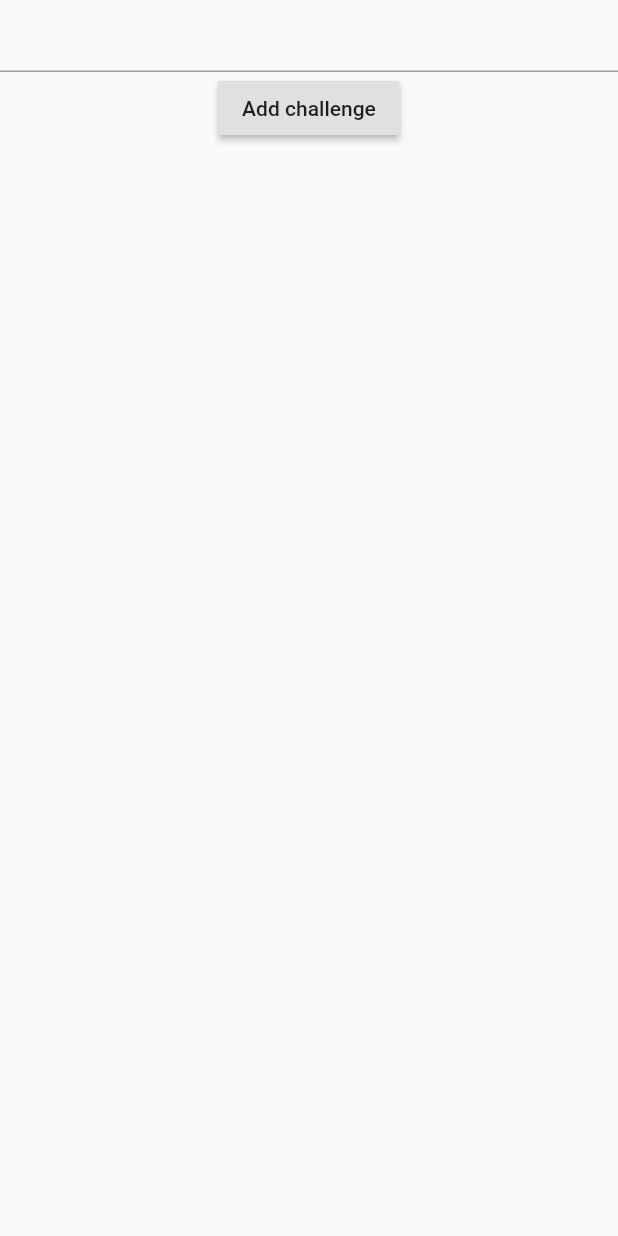
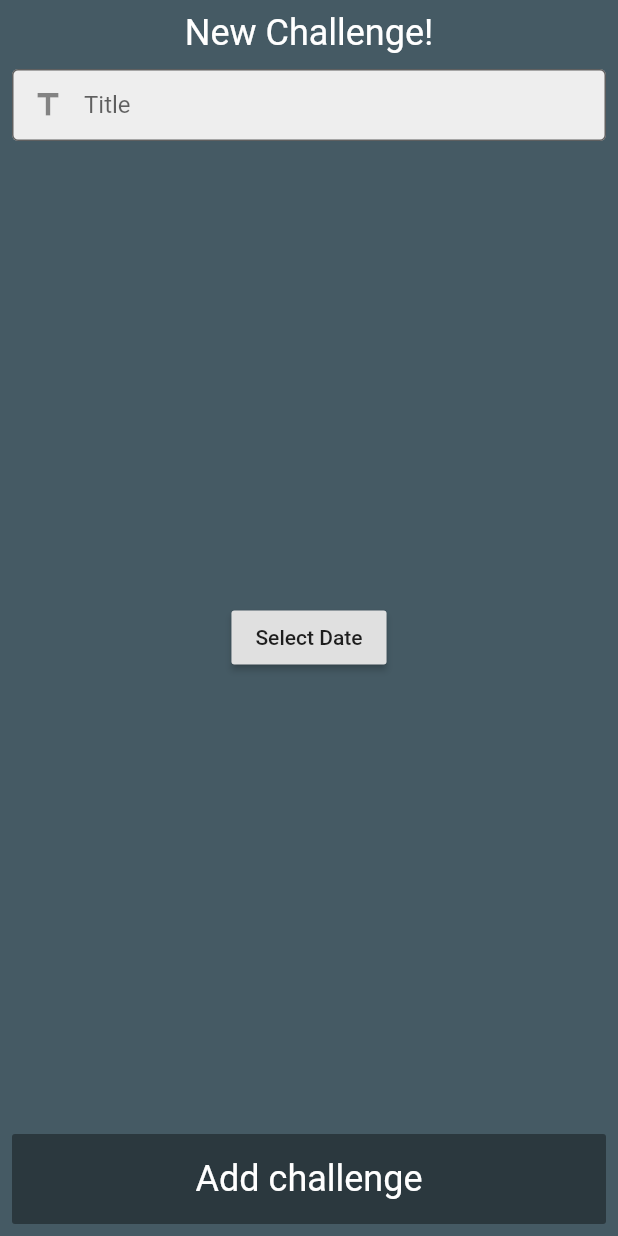
Before and after one commit to alexandrelipp/challenges, a Flutter app: the AddChallenge widget shown alone on an empty page, opened directly, on a phone screen of 412 x 824 dp. Run offline on Flutter 3.47's test engine with Material 2 defaults, Android fonts, the phone set to English and light mode, and no system bars; our stand-ins replace cloud_firestore, firebase_auth, firebase_core, google_fonts, percent_indicator; accounts and stored records are empty; Roboto replaces fonts that are missing (Adamina).

```diff
--- a/lib/src/providers/challenges_provider.dart
+++ b/lib/src/providers/challenges_provider.dart
@@ -10,21 +10,30 @@ class ChallengesProvider with ChangeNotifier {
   final firestoreService = FireStoreService();
   final authService = AuthService();
 
-  Stream<QuerySnapshot> get userChallenges => firestoreService.getUserChallenges(_uid);
+  Stream<QuerySnapshot> get userChallenges =>
+      firestoreService.getUserChallenges(_uid);
 
-  Future<String> signIn(String email,String password){
+  Future<String> signIn(String email, String password) {
     return authService.signInEmail(email, password);
   }
 
-  Future<String> signUp(String email,String password){
+  Future<String> signUp(String email, String password) {
     return authService.signUpEmail(email, password);
   }
 
-  Future<void> addChallenge(String title){
-    return firestoreService.addChallenge(_uid, title);
+  void triggerRebuild(){
+    notifyListeners();
   }
 
-  void signOut(){
+  void addChallenge(String title,DateTime date) {
+    firestoreService.addChallenge(_uid, {
+      'title':title,
+      'dueDate':date,
+      'startDate':DateTime.now(),
+    });
+  }
+
+  void signOut() {
     authService.signOut();
   }
 
--- a/lib/src/widgets/addChallenge.dart
+++ b/lib/src/widgets/addChallenge.dart
@@ -1,6 +1,7 @@
 import 'package:flutter/material.dart';
 import 'package:provider/provider.dart';
 import 'package:weekly_challenges/src/models/challenge.dart';
+import 'package:intl/intl.dart';
 
 import '../providers/challenges_provider.dart';
 
@@ -10,27 +11,99 @@ class AddChallenge extends StatefulWidget {
 }
 
 class _AddChallengeState extends State<AddChallenge> {
-  final _formKey = GlobalKey<FormState>();
+  TextEditingController _controller;
   String title;
+  DateTime _selectedDate;
+
+  Future<void> _selectDate(BuildContext context) async {
+    final pickedDate = await showDatePicker(
+      context: context,
+      initialDate: DateTime.now(),
+      firstDate: DateTime.now(),
+      lastDate: DateTime(2025),
+    );
+
+    if (pickedDate != null) {
+      setState(() {
+        _selectedDate = pickedDate;
+      });
+    }
+  }
+
+  @override
+  void initState() {
+    _controller = TextEditingController();
+    super.initState();
+  }
+
+  @override
+  void dispose() {
+    _controller.dispose();
+    super.dispose();
+  }
+
   @override
   Widget build(BuildContext context) {
     return Container(
-      child: Form(
-        key: _formKey,
+      padding: EdgeInsets.all(8),
+      color: Colors.blueGrey[700],
       child: Column(
         children: [
-            TextFormField(
-              onChanged: (newValue) => title = newValue,
+          Text(
+            'New Challenge!',
+            style: Theme.of(context).textTheme.headline5,
           ),
+          const SizedBox(height: 10),
+          TextField(
+            controller: _controller,
+            decoration: InputDecoration(
+              hintText: 'Title',
+              //labelText: 'Title',
+              prefixIcon: Icon(Icons.title),
+              contentPadding: EdgeInsets.zero,
+              border: OutlineInputBorder(),
+              fillColor: Colors.grey[200],
+              filled: true,
+            ),
+          ),
+          const Spacer(),
           RaisedButton(
-              onPressed: () async {
-                await context.read<ChallengesProvider>().addChallenge(title??'title was null');
+            child: Text('Select Date'),
+            onPressed: () => _selectDate(context),
+          ),
+          if (_selectedDate != null)
+            Text(
+              'Selected Date: ${DateFormat('d MMMM y').format(_selectedDate)}',
+              style: TextStyle(color: Colors.white),
+            ),
+          const Spacer(),
+          RaisedButton(
+            color: Theme.of(context).accentColor,
+            //disabledColor: Colors.black,
+            onPressed:
+                _controller.text.isEmpty || _controller.text.length >= 100
+                    ? null
+                    : () {
+                        context.read<ChallengesProvider>().addChallenge(
+                              _controller.text,
+                              _selectedDate ??
+                                  DateTime.now().add(
+                                    Duration(days: 7),
+                                  ),
+                            );
                         Navigator.of(context).pop();
                       },
-              child: Text('Add challenge'),
-            )
+            child: Container(
+              alignment: Alignment.center,
+              height: 60,
+              width: double.infinity,
+              child: Text(
+                'Add challenge',
+                style: Theme.of(context).textTheme.headline5,
+              ),
+            ),
+          ),
         ],
-        ),
       ),
     );
   }
--- a/pubspec.yaml
+++ b/pubspec.yaml
@@ -29,6 +29,7 @@ dependencies:
   google_fonts: ^1.1.2
   provider: ^4.3.3
   percent_indicator: ^2.1.9+1
+  intl: ^0.16.1
 
 
   # The following adds the Cupertino Icons font to your application.
```
Also changed, not shown: lib/src/app.dart (+9 -2 lines), lib/src/models/challenge.dart (+8 -17 lines), lib/src/screens/mainScreen.dart (+23 -57 lines), lib/src/services/firestore.dart (+3 -9 lines), lib/src/widgets/challengeTile.dart (+46 -29 lines), pubspec.lock. Lines whose indentation alone changed are shown as unchanged.
